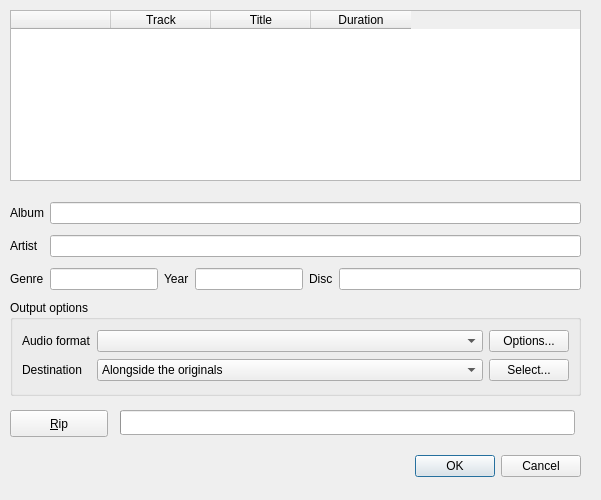
Above: src/ui/ripcd.ui from clementine-player/Clementine before the change. Below: the same form after it.
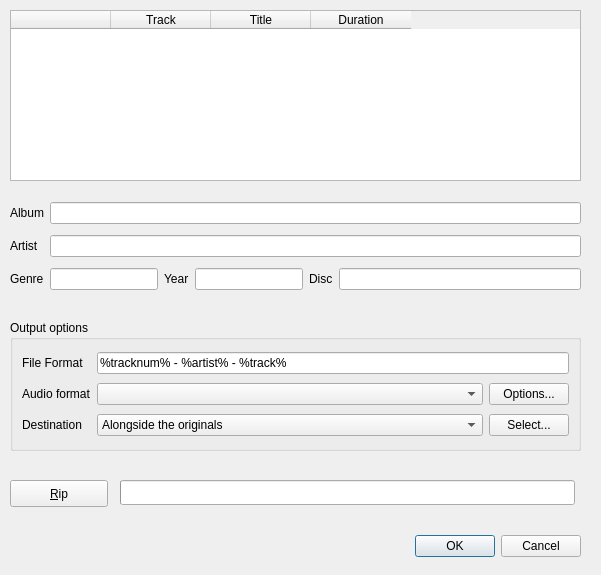
That is the form after the change.

Commit message: Added format string to customize file names

Diff of the .ui file:
```diff
--- a/src/ui/ripcd.ui
+++ b/src/ui/ripcd.ui
@@ -10,7 +10,7 @@
     <x>0</x>
     <y>0</y>
     <width>601</width>
-    <height>500</height>
+    <height>575</height>
    </rect>
   </property>
   <property name="windowTitle">
@@ -20,7 +20,7 @@
    <property name="geometry">
     <rect>
      <x>240</x>
-     <y>450</y>
+     <y>530</y>
      <width>341</width>
      <height>32</height>
     </rect>
@@ -159,7 +159,7 @@
    <property name="geometry">
     <rect>
      <x>10</x>
-     <y>410</y>
+     <y>480</y>
      <width>98</width>
      <height>27</height>
     </rect>
@@ -172,7 +172,7 @@
    <property name="geometry">
     <rect>
      <x>120</x>
-     <y>410</y>
+     <y>480</y>
      <width>455</width>
      <height>25</height>
     </rect>
@@ -182,23 +182,23 @@
    <property name="geometry">
     <rect>
      <x>10</x>
-     <y>300</y>
+     <y>320</y>
      <width>571</width>
-     <height>96</height>
+     <height>131</height>
     </rect>
    </property>
    <property name="title">
     <string>Output options</string>
    </property>
    <layout class="QGridLayout" name="gridLayout">
-    <item row="0" column="0">
+    <item row="1" column="0">
      <widget class="QLabel" name="label">
       <property name="text">
        <string>Audio format</string>
       </property>
      </widget>
     </item>
-    <item row="0" column="1">
+    <item row="1" column="1">
      <widget class="QComboBox" name="format">
       <property name="sizePolicy">
        <sizepolicy hsizetype="Expanding" vsizetype="Fixed">
@@ -208,21 +208,21 @@
       </property>
      </widget>
     </item>
-    <item row="0" column="2">
+    <item row="1" column="2">
      <widget class="QPushButton" name="options">
       <property name="text">
        <string>Options...</string>
       </property>
      </widget>
     </item>
-    <item row="1" column="0">
+    <item row="2" column="0">
      <widget class="QLabel" name="label_2">
       <property name="text">
        <string>Destination</string>
       </property>
      </widget>
     </item>
-    <item row="1" column="1">
+    <item row="2" column="1">
      <widget class="QComboBox" name="destination">
       <property name="enabled">
        <bool>true</bool>
@@ -240,13 +240,27 @@
       </item>
      </widget>
     </item>
-    <item row="1" column="2">
+    <item row="2" column="2">
      <widget class="QPushButton" name="select">
       <property name="text">
        <string>Select...</string>
       </property>
      </widget>
     </item>
+    <item row="0" column="0">
+     <widget class="QLabel" name="label_3">
+      <property name="text">
+       <string>File Format</string>
+      </property>
+     </widget>
+    </item>
+    <item row="0" column="1" colspan="2">
+     <widget class="QLineEdit" name="format_filename">
+      <property name="text">
+       <string>%tracknum% - %artist% - %track%</string>
+      </property>
+     </widget>
+    </item>
    </layout>
   </widget>
  </widget>
```
The commit also changes 2 other files.
